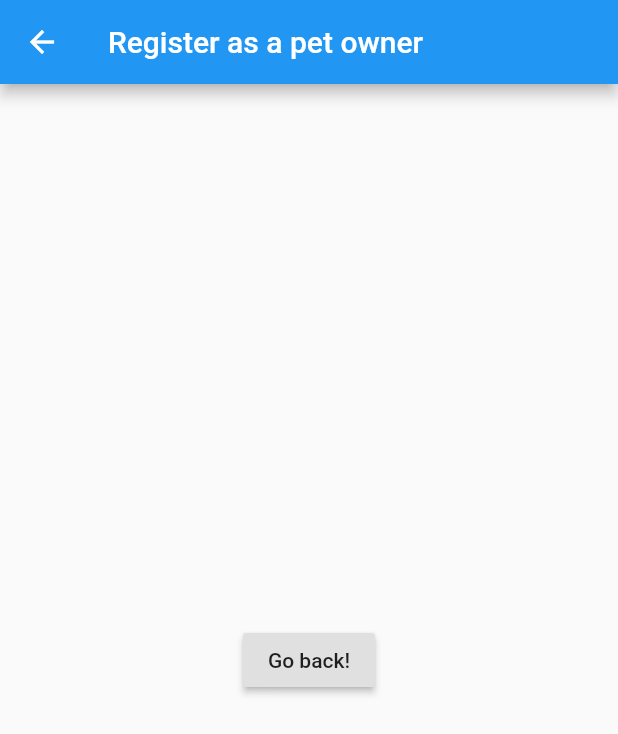
After one commit to Mantykora/Pet-My-Cat, a Flutter app: the RegisterRoute screen opened directly, on a phone screen of 412 x 824 dp. The commit adds this screen. Shown: the top 734 px of the screen. Run offline on Flutter 3.47's test engine with Material 2 defaults, Android fonts, the phone set to English and light mode, and no system bars; our stand-ins replace flutter_svg.

Commit message:
feat: add route navigation two one widget, tap response

```diff
--- /dev/null
+++ b/lib/register_route.dart
@@ -0,0 +1,21 @@
+import 'package:flutter/material.dart';
+
+class RegisterRoute extends StatelessWidget {
+  @override
+  Widget build(BuildContext context) {
+    return Scaffold(
+      appBar: AppBar(
+        title: Text('Register as a pet owner'),
+      ),
+      body: Center(
+        child: RaisedButton(onPressed: () {
+          Navigator.pop(context);
+        },
+        child: Text('Go back!'),
+        ),
+      )
+    );
+
+  }
+
+}
```
Also changed, not shown: lib/main.dart (+18 -9 lines).
